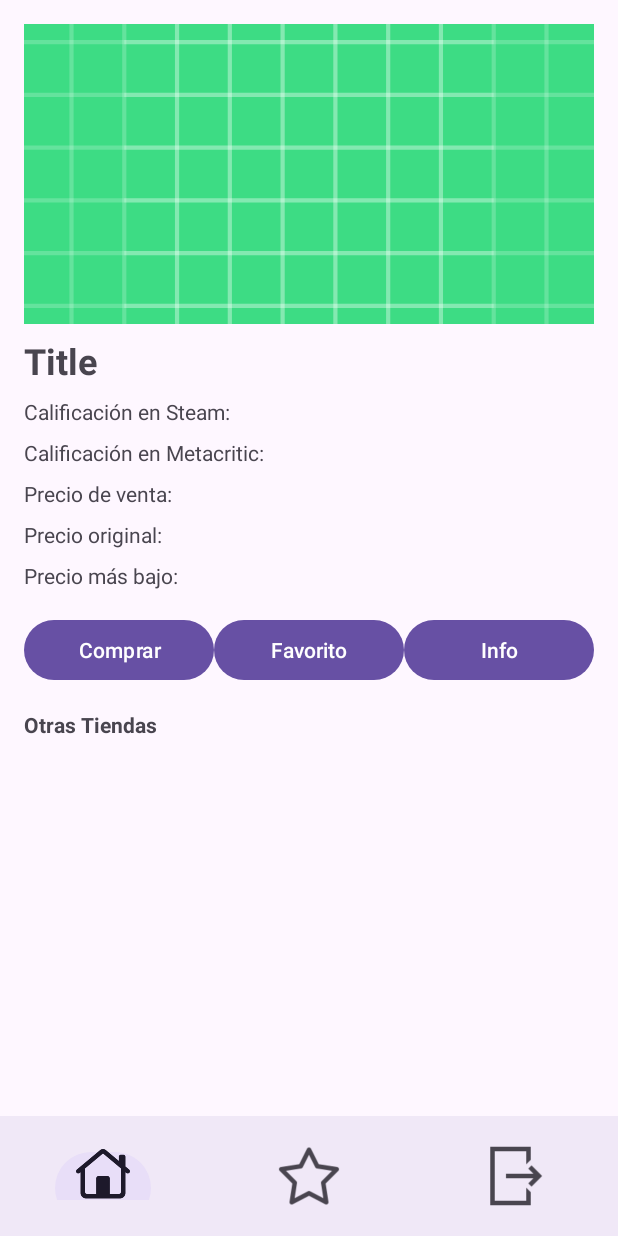
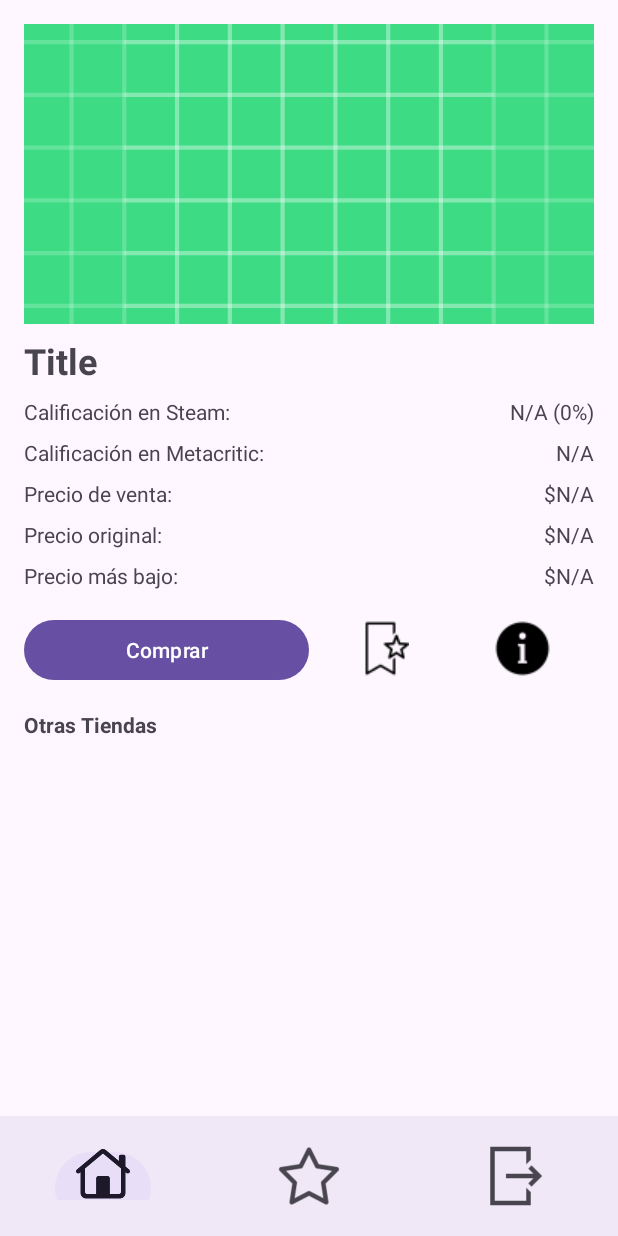
Before and after one commit to NicoA-alt/TPO_DA1, an Android app: the fragment DetailFragment placed in its activity, on a phone screen of 412 x 824 dp. Run offline under Robolectric (Android 15) with nearby library versions, the phone set to English and light mode, and no system bars; our stand-ins replace Firebase (no records; nobody signed in at launch, a user with empty details on screens opened directly); pictures from the network do not load; 2 statements that could not run were skipped.

Commit message:
Mejora visual de detalles

```diff
--- a/app/src/main/java/com/example/tpo_da1/ui/ui/DealDetailsViewModel.kt
+++ b/app/src/main/java/com/example/tpo_da1/ui/ui/DealDetailsViewModel.kt
@@ -5,6 +5,7 @@ import androidx.lifecycle.LiveData
 import androidx.lifecycle.MutableLiveData
 import androidx.lifecycle.ViewModel
 import com.example.tpo_da1.ui.data.CheapSharkApi
+import com.example.tpo_da1.ui.domain.CheapestPrice
 import com.example.tpo_da1.ui.domain.DealDetails
 import com.example.tpo_da1.ui.domain.DealDetailsResponse
 import retrofit2.Call
@@ -16,6 +17,9 @@ import retrofit2.converter.gson.GsonConverterFactory
 class DealDetailsViewModel : ViewModel() {
     private val _dealDetails = MutableLiveData<DealDetails?>()
     val dealDetails: LiveData<DealDetails?> get() = _dealDetails
+
+    private val _cheapestPrice = MutableLiveData<CheapestPrice?>()
+    val cheapestPrice: LiveData<CheapestPrice?> get() = _cheapestPrice
 
     private val _loading = MutableLiveData<Boolean>()
     val loading: LiveData<Boolean> get() = _loading
@@ -36,9 +40,10 @@ class DealDetailsViewModel : ViewModel() {
             override fun onResponse(call: Call<DealDetailsResponse>, response: Response<DealDetailsResponse>) {
                 if (response.isSuccessful) {
                     _dealDetails.value = response.body()?.gameInfo
-                    Log.d("DealsViewModel", "Fetched deal details: ${_dealDetails.value}")
+                    _cheapestPrice.value = response.body()?.cheapestPrice
                 } else {
                     _dealDetails.value = null
+                    _cheapestPrice.value = null
                 }
                 _loading.value = false
             }
@@ -46,6 +51,7 @@ class DealDetailsViewModel : ViewModel() {
             override fun onFailure(call: Call<DealDetailsResponse>, t: Throwable) {
                 _loading.value = false
                 _dealDetails.value = null
+                _cheapestPrice.value = null
                 Log.e("DealsViewModel", "Failed to fetch deal details", t)
             }
         })
--- a/app/src/main/java/com/example/tpo_da1/ui/ui/DetailFragment.kt
+++ b/app/src/main/java/com/example/tpo_da1/ui/ui/DetailFragment.kt
@@ -42,25 +42,25 @@ class DetailFragment : Fragment() {
         dealDetailsViewModel.dealDetails.observe(viewLifecycleOwner) { deal ->
             deal?.let {
                 binding.title.text = it.name ?: "N/A"
-                binding.steamRatingText.text = "Calificación en Steam: ${it.steamRatingText ?: "N/A"} (${it.steamRatingPercent ?: "N/A"}%)"
-                binding.metacriticRatingText.text = "Calificación en Metacritic: ${it.metacriticScore ?: "N/A"}"
+                binding.steamRatingLabel.text = "Calificación en Steam: "
+                binding.steamRatingText.text = "${it.steamRatingText ?: "N/A"} (${it.steamRatingPercent ?: "N/A"}%)"
+                binding.metacriticRatingLabel.text = "Calificación en Metacritic: "
+                binding.metacriticRatingText.text = "${it.metacriticScore ?: "N/A"}"
 
                 binding.salePriceText.text = "Precio de venta: "
                 binding.salePrice.text = "$${it.salePrice ?: "N/A"}"
 
                 binding.normalPriceText.text = "Precio original: "
                 binding.retailPrice.text = "$${it.retailPrice ?: "N/A"}"
-
-                binding.lowestPriceText.text = "Precio más bajo: "
-                binding.lowestPrice.text = "$${it.cheapestPrice?.price ?: "N/A"}"
-
                 Glide.with(binding.root.context)
                     .load(it.thumb)
                     .into(binding.dealImage)
             } ?: run {
                 binding.title.text = "N/A"
-                binding.steamRatingText.text = "Calificación en Steam: N/A (N/A%)"
-                binding.metacriticRatingText.text = "Calificación en Metacritic: N/A"
+                binding.steamRatingLabel.text = "Calificación en Steam: "
+                binding.steamRatingText.text = "N/A (N/A%)"
+                binding.metacriticRatingLabel.text = "Calificación en Metacritic: "
+                binding.metacriticRatingText.text = "N/A"
 
                 binding.salePriceText.text = "Precio de venta: "
                 binding.salePrice.text = "N/A"
@@ -68,13 +68,15 @@ class DetailFragment : Fragment() {
                 binding.normalPriceText.text = "Precio original: "
                 binding.retailPrice.text = "N/A"
 
-                binding.lowestPriceText.text = "Precio más bajo: "
-                binding.lowestPrice.text = "N/A"
-
                 Glide.with(binding.root.context)
-                    .load(R.drawable.ic_launcher_background) // PlaceHolder
+                    .load(R.drawable.ic_launcher_background) // Usa una imagen de placeholder en caso de error
                     .into(binding.dealImage)
             }
+        }
+
+        dealDetailsViewModel.cheapestPrice.observe(viewLifecycleOwner) { cheapestPrice ->
+            binding.lowestPriceText.text = "Precio más bajo: "
+            binding.lowestPrice.text = "$${cheapestPrice?.price ?: "N/A"}"
         }
     }
 
--- a/app/src/main/res/layout/fragment_detail.xml
+++ b/app/src/main/res/layout/fragment_detail.xml
@@ -29,19 +29,51 @@
                 android:paddingTop="8dp"
                 android:text="Title" />
 
-            <TextView
-                android:id="@+id/steamRatingText"
+            <LinearLayout
                 android:layout_width="match_parent"
                 android:layout_height="wrap_content"
-                android:text="Calificación en Steam: "
-                android:paddingTop="8dp" />
+                android:orientation="horizontal">
 
-            <TextView
-                android:id="@+id/metacriticRatingText"
+                <TextView
+                    android:id="@+id/steamRatingLabel"
+                    android:layout_width="0dp"
+                    android:layout_weight="1"
+                    android:layout_height="wrap_content"
+                    android:text="Calificación en Steam: "
+                    android:paddingTop="8dp" />
+
+                <TextView
+                    android:id="@+id/steamRatingText"
+                    android:layout_width="0dp"
+                    android:layout_weight="1"
+                    android:layout_height="wrap_content"
+                    android:gravity="end"
+                    android:text="N/A (0%)"
+                    android:paddingTop="8dp" />
+            </LinearLayout>
+
+            <LinearLayout
                 android:layout_width="match_parent"
                 android:layout_height="wrap_content"
-                android:text="Calificación en Metacritic: "
-                android:paddingTop="8dp" />
+                android:orientation="horizontal">
+
+                <TextView
+                    android:id="@+id/metacriticRatingLabel"
+                    android:layout_width="0dp"
+                    android:layout_weight="1"
+                    android:layout_height="wrap_content"
+                    android:text="Calificación en Metacritic: "
+                    android:paddingTop="8dp" />
+
+                <TextView
+                    android:id="@+id/metacriticRatingText"
+                    android:layout_width="0dp"
+                    android:layout_weight="1"
+                    android:layout_height="wrap_content"
+                    android:gravity="end"
+                    android:text="N/A"
+                    android:paddingTop="8dp" />
+            </LinearLayout>
 
             <LinearLayout
                 android:layout_width="match_parent"
@@ -61,7 +93,8 @@
                     android:layout_width="0dp"
                     android:layout_weight="1"
                     android:layout_height="wrap_content"
-                    android:text=""
+                    android:gravity="end"
+                    android:text="$N/A"
                     android:paddingTop="8dp" />
             </LinearLayout>
 
@@ -83,7 +116,8 @@
                     android:layout_width="0dp"
                     android:layout_weight="1"
                     android:layout_height="wrap_content"
-                    android:text=""
+                    android:gravity="end"
+                    android:text="$N/A"
                     android:paddingTop="8dp" />
             </LinearLayout>
 
@@ -105,7 +139,8 @@
                     android:layout_width="0dp"
                     android:layout_weight="1"
                     android:layout_height="wrap_content"
-                    android:text=""
+                    android:gravity="end"
+                    android:text="$N/A"
                     android:paddingTop="8dp" />
             </LinearLayout>
 
@@ -118,23 +153,29 @@
                 <Button
                     android:id="@+id/buyButton"
                     android:layout_width="0dp"
-                    android:layout_weight="1"
+                    android:layout_weight="2"
                     android:layout_height="wrap_content"
                     android:text="Comprar" />
 
-                <Button
+                <ImageButton
                     android:id="@+id/favoriteButton"
                     android:layout_width="0dp"
                     android:layout_weight="1"
                     android:layout_height="wrap_content"
-                    android:text="Favorito" />
+                    android:src="@drawable/bookmark1"
+                    android:contentDescription="Favorito"
+                    android:background="?attr/selectableItemBackgroundBorderless"
+                    android:padding="4dp" />
 
-                <Button
+                <ImageButton
                     android:id="@+id/infoButton"
                     android:layout_width="0dp"
                     android:layout_weight="1"
                     android:layout_height="wrap_content"
-                    android:text="Info" />
+                    android:src="@drawable/info1"
+                    android:contentDescription="Info"
+                    android:background="?attr/selectableItemBackgroundBorderless"
+                    android:padding="4dp" />
             </LinearLayout>
 
             <TextView
```
Also changed, not shown: app/src/main/res/drawable/bookmark1.png (added), app/src/main/res/drawable/info1.png (added).
